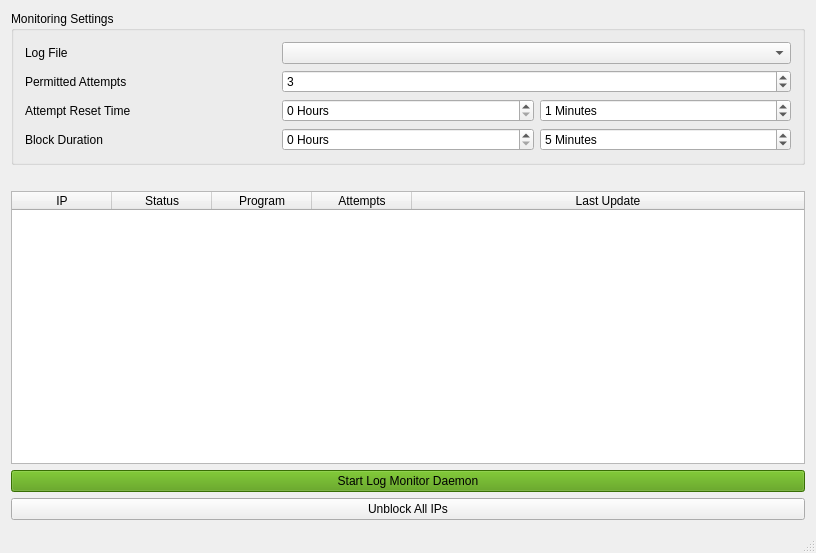
The window that passwd-guess-monitor/mainwindow.ui (spenserlee/passwd-guess-monitor) describes before a commit, drawn with Qt 5.
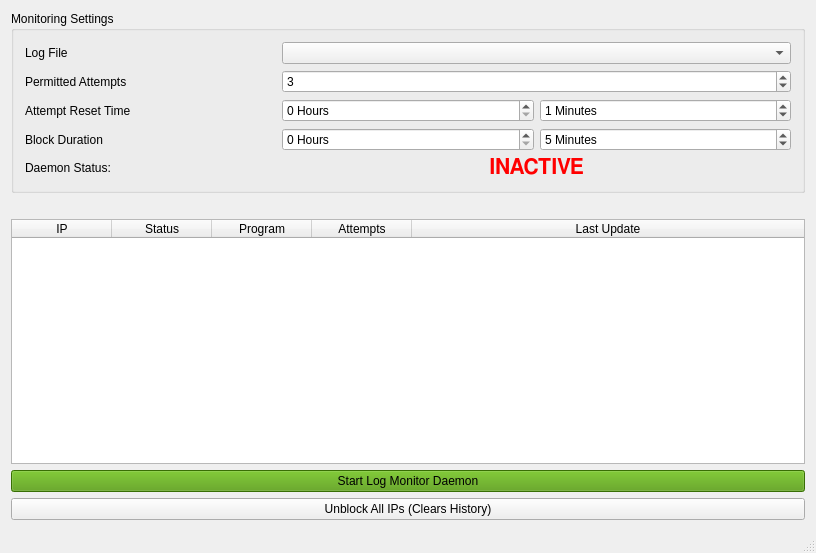
The same window after the commit.

Commit message: daemon has a monitoring thread for attempt time resets and block time resets + other gui improvements

```diff
--- a/passwd-guess-monitor/mainwindow.ui
+++ b/passwd-guess-monitor/mainwindow.ui
@@ -111,6 +111,40 @@
          </property>
         </widget>
        </item>
+       <item row="4" column="0">
+        <widget class="QLabel" name="label_5">
+         <property name="text">
+          <string>Daemon Status:</string>
+         </property>
+        </widget>
+       </item>
+       <item row="4" column="1" colspan="2">
+        <widget class="QLabel" name="daemonStatus">
+         <property name="font">
+          <font>
+           <family>FreeSans</family>
+           <pointsize>16</pointsize>
+           <weight>75</weight>
+           <bold>true</bold>
+          </font>
+         </property>
+         <property name="layoutDirection">
+          <enum>Qt::LeftToRight</enum>
+         </property>
+         <property name="autoFillBackground">
+          <bool>false</bool>
+         </property>
+         <property name="styleSheet">
+          <string notr="true">QLabel {color : red; }</string>
+         </property>
+         <property name="text">
+          <string>INACTIVE</string>
+         </property>
+         <property name="alignment">
+          <set>Qt::AlignCenter</set>
+         </property>
+        </widget>
+       </item>
       </layout>
      </widget>
     </item>
@@ -127,7 +161,7 @@
       </property>
      </spacer>
     </item>
-    <item row="2" column="0" colspan="2">
+    <item row="3" column="0" colspan="2">
      <widget class="QTableWidget" name="infoTable">
       <property name="alternatingRowColors">
        <bool>true</bool>
@@ -165,14 +199,14 @@
       </column>
      </widget>
     </item>
-    <item row="4" column="0" colspan="2">
+    <item row="5" column="0" colspan="2">
      <widget class="QPushButton" name="unblockBtn">
       <property name="text">
-       <string>Unblock All IPs</string>
+       <string>Unblock All IPs (Clears History)</string>
       </property>
      </widget>
     </item>
-    <item row="3" column="0" colspan="2">
+    <item row="4" column="0" colspan="2">
      <widget class="QPushButton" name="startStopBtn">
       <property name="autoFillBackground">
        <bool>false</bool>
```
The commit also changes 7 other files.
